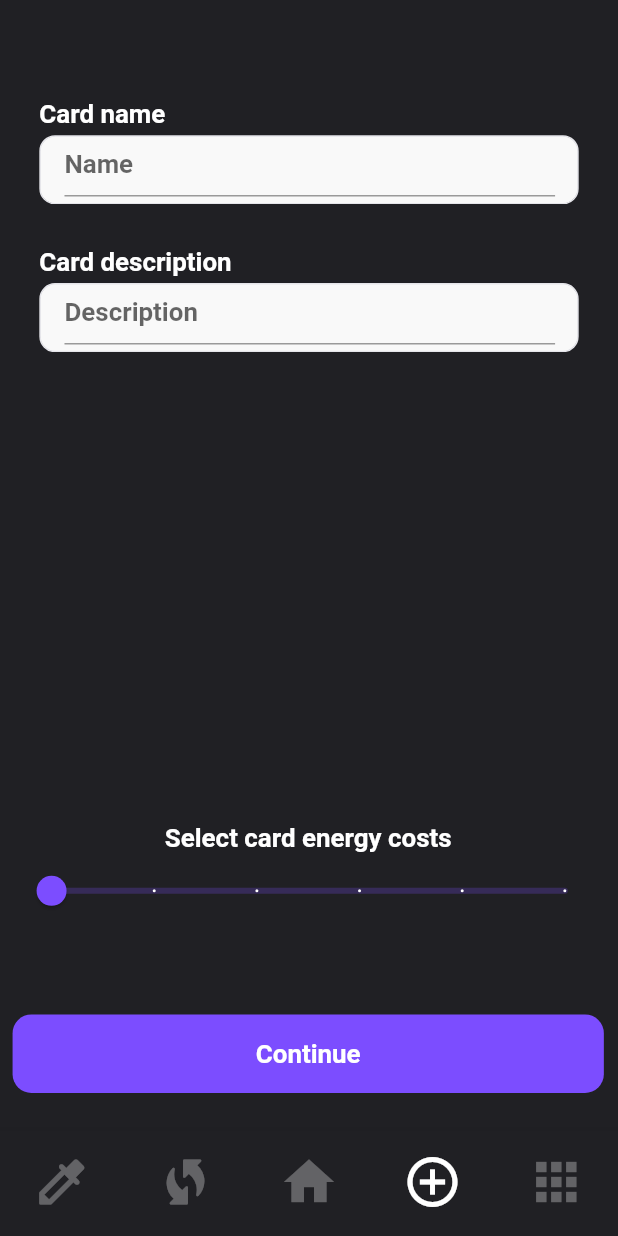
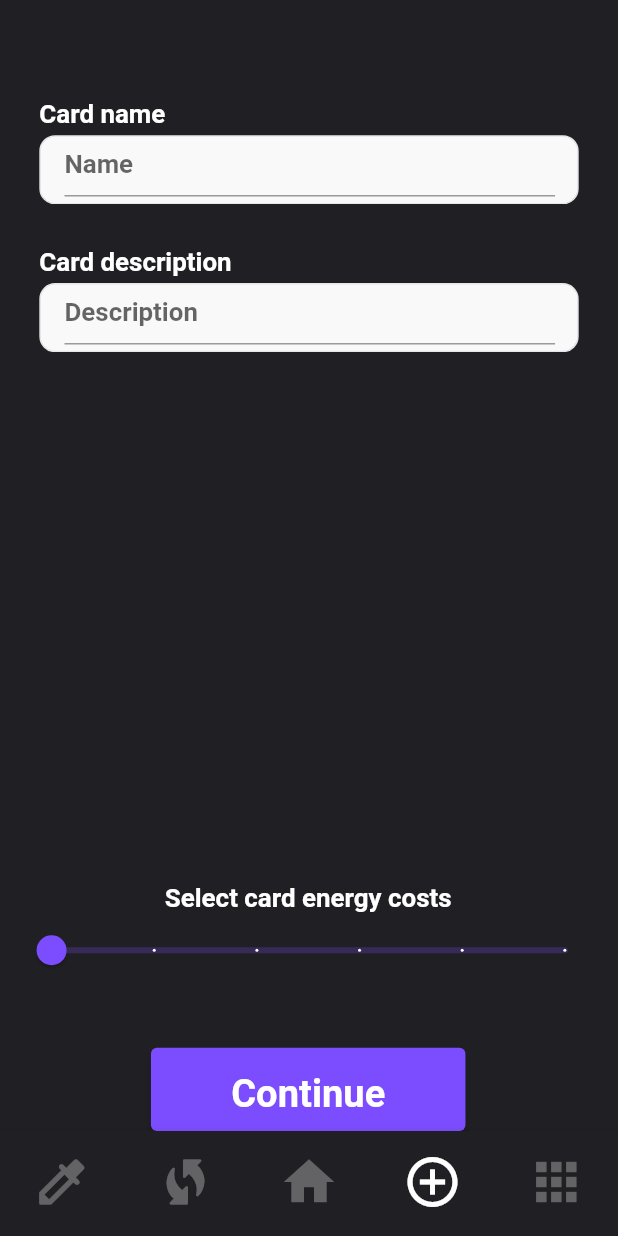
Before and after one commit to PaulAndert/caf_cards_frontend, a Flutter app: the screen it shows after launch, item 4 of the bottom bar chosen, on a phone screen of 412 x 824 dp. Run offline on Flutter 3.47's test engine with Material 2 defaults, Android fonts, the phone set to English and light mode, and no system bars; our stand-ins replace device_info_plus, google_fonts, qr_flutter; missing offline and left inert: qr_code_scanner; accounts and stored records are empty; network calls fail; Roboto replaces fonts that are missing (SF Pro Display).

Commit message:
create button

```diff
--- a/CAF_Cards/lib/screens/create/start/start.dart
+++ b/CAF_Cards/lib/screens/create/start/start.dart
@@ -42,7 +42,7 @@ class _CreateStartState extends State<CreateStart> {
           crossAxisAlignment: CrossAxisAlignment.center,
           children: [
             Expanded(
-              flex: 5,
+              flex: 10,
               child: Stack(
                 children: [
                   Positioned(
@@ -264,7 +264,7 @@ class _CreateStartState extends State<CreateStart> {
             ),
 
             Expanded(
-              flex: 1,
+              flex: 2,
               child: Column(
                 children: [
                   Text(
@@ -307,7 +307,7 @@ class _CreateStartState extends State<CreateStart> {
             ),
             Expanded(
               flex: 1,
-              child: TextButton(
+              child: ElevatedButton(
                 onPressed: () {
                   Navigator.pushNamed(context, CreatePoints.routeName,
                       arguments: BasicArgument(cardNameController.text,
@@ -315,26 +315,21 @@ class _CreateStartState extends State<CreateStart> {
                 },
                 style: TextButton.styleFrom(
                   padding: EdgeInsets.zero,
+                  backgroundColor: Colors.deepPurpleAccent,
                 ),
                 child: Container(
-                  width: double.infinity,
-                  height: 50 * fem,
-                  decoration: BoxDecoration(
-                    color: Colors.deepPurpleAccent,
-                    borderRadius: BorderRadius.circular(12 * fem),
-                  ),
-                  child: Center(
+                  width: 200 * fem,
+                  height: 25 * fem,
                   child: Center(
                     child: Text(
                       'Continue',
                       textAlign: TextAlign.center,
                       style: SafeGoogleFont(
                         'SF Pro Display',
-                          fontSize: 17 * ffem,
+                        fontSize: 25 * ffem,
                         fontWeight: FontWeight.w700,
                         height: 1.2941176471 * ffem / fem,
-                          color: Color(0xffffffff),
-                        ),
+                        color: const Color(0xffffffff),
                       ),
                     ),
                   ),
```
Lines whose indentation alone changed are shown as unchanged.
